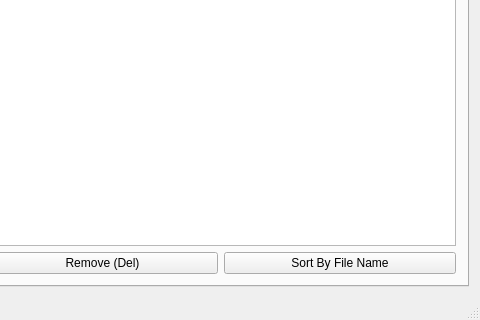
jopemachine-playground/Summary-Commenter, file Symmary Commenter/mainwindow.ui: the form before one commit; both pictures show x 275 to 755 and y 210 to 530 of the 755 by 530 pixel window.
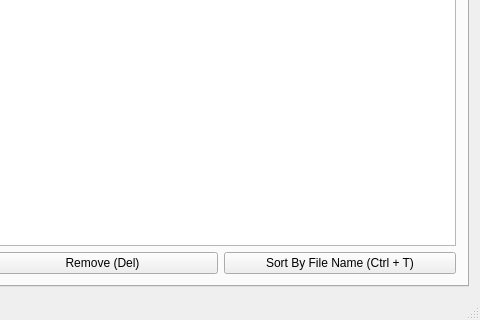
The form after the commit. The open tabs and pages were chosen to show the change. Icons and pictures are not drawn.

```diff
--- a/Symmary Commenter/mainwindow.ui
+++ b/Symmary Commenter/mainwindow.ui
@@ -649,7 +649,7 @@
             <item>
              <widget class="QPushButton" name="descSortBtn">
               <property name="text">
-               <string>Sort By File Name</string>
+               <string>Sort By File Name (Ctrl + T)</string>
               </property>
              </widget>
             </item>
```
Left out of the diff: 12 changed lines with no effect on the pictures.
